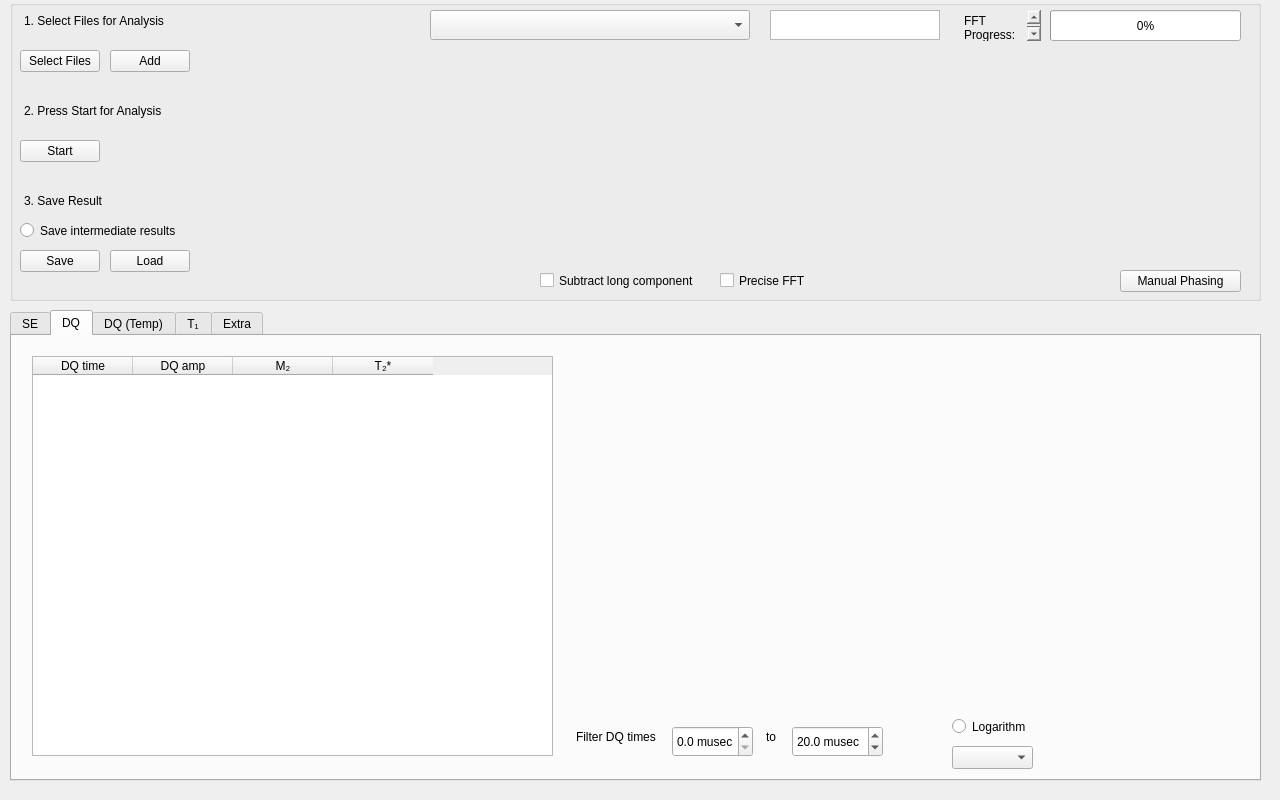
Before: the Qt Designer form form.ui in timesama/M2-Approach, drawn with Qt 5.
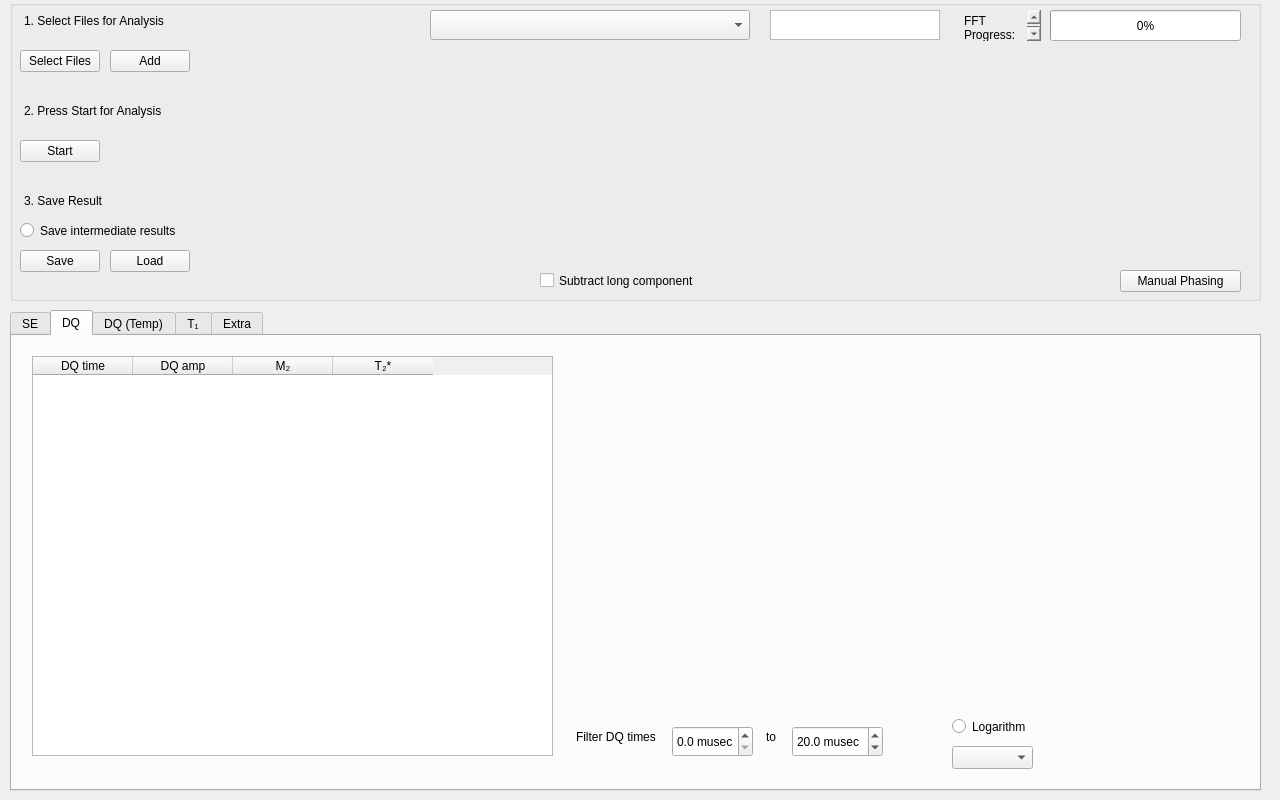
After: the same form once the commit is applied. The open tabs and pages were chosen to show the change. Icons and pictures are not drawn. Custom widgets are drawn as their Qt base class.

Commit message: b4 I mess up the T1 part

Diff of the .ui file:
```diff
--- a/form.ui
+++ b/form.ui
@@ -81,7 +81,7 @@
       <x>10</x>
       <y>310</y>
       <width>1251</width>
-      <height>471</height>
+      <height>481</height>
      </rect>
     </property>
     <property name="sizePolicy">
@@ -478,11 +478,16 @@
       <property name="geometry">
        <rect>
         <x>1120</x>
-        <y>360</y>
+        <y>380</y>
         <width>121</width>
-        <height>71</height>
+        <height>61</height>
        </rect>
       </property>
+      <property name="font">
+       <font>
+        <pointsize>7</pointsize>
+       </font>
+      </property>
       <property name="mouseTracking">
        <bool>false</bool>
       </property>
@@ -517,8 +522,8 @@
 hr { height: 1px; border-width: 0; }
 li.unchecked::marker { content: &quot;\2610&quot;; }
 li.checked::marker { content: &quot;\2612&quot;; }
-&lt;/style&gt;&lt;/head&gt;&lt;body style=&quot; font-family:'Segoe UI'; font-size:9pt; font-weight:400; font-style:normal;&quot;&gt;
-&lt;p style=&quot;-qt-paragraph-type:empty; margin-top:0px; margin-bottom:0px; margin-left:0px; margin-right:0px; -qt-block-indent:0; text-indent:0px;&quot;&gt;&lt;br /&gt;&lt;/p&gt;&lt;/body&gt;&lt;/html&gt;</string>
+&lt;/style&gt;&lt;/head&gt;&lt;body style=&quot; font-family:'Segoe UI'; font-size:7pt; font-weight:400; font-style:normal;&quot;&gt;
+&lt;p style=&quot;-qt-paragraph-type:empty; margin-top:0px; margin-bottom:0px; margin-left:0px; margin-right:0px; -qt-block-indent:0; text-indent:0px; font-size:9pt;&quot;&gt;&lt;br /&gt;&lt;/p&gt;&lt;/body&gt;&lt;/html&gt;</string>
       </property>
       <property name="textInteractionFlags">
        <set>Qt::NoTextInteraction</set>
@@ -1348,19 +1353,6 @@
       <set>Qt::NoTextInteraction</set>
      </property>
     </widget>
-    <widget class="QCheckBox" name="checkBox">
-     <property name="geometry">
-      <rect>
-       <x>710</x>
-       <y>270</y>
-       <width>91</width>
-       <height>21</height>
-      </rect>
-     </property>
-     <property name="text">
-      <string>Precise FFT</string>
-     </property>
-    </widget>
     <widget class="QProgressBar" name="progressBar">
      <property name="geometry">
       <rect>
```
Left out of the diff: 14 changed lines with no effect on the pictures. The commit also changes 1 other file.
